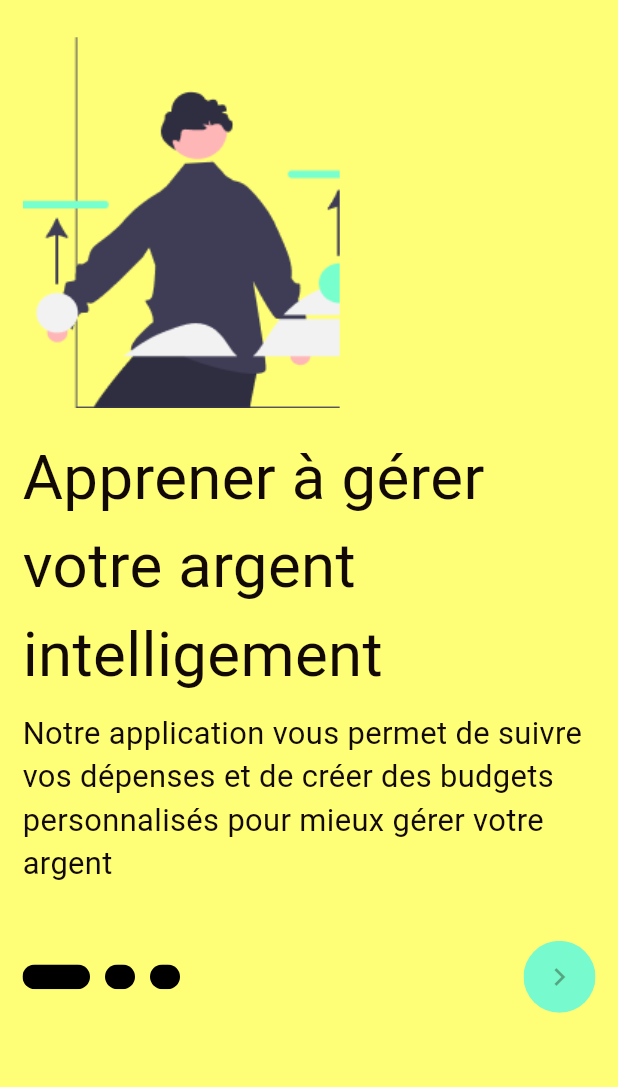
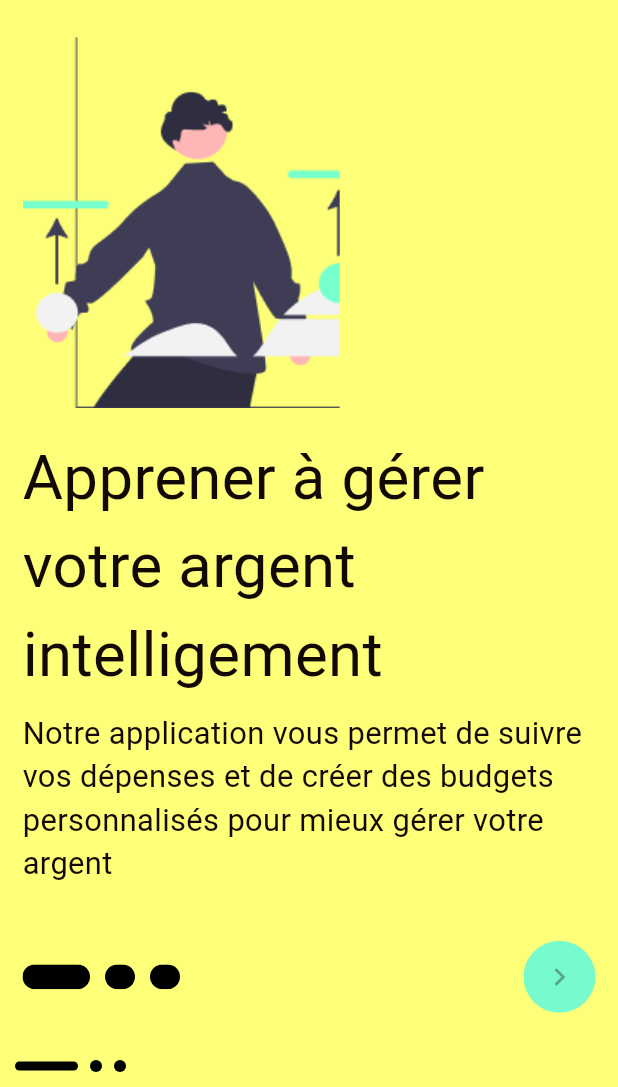
Before and after one commit to team-celibat/poketra, a Flutter app: the screen it shows after launch, on a phone screen of 412 x 824 dp, the part 149-1236 px from its top. Run offline on Flutter 3.47's test engine with Material 3 defaults, Android fonts, the phone set to English and light mode, and no system bars; our stand-ins replace bloc, connectivity_plus, equatable, get_it, go_router, shared_preferences and 1 more; accounts and stored records are empty.

Commit message:
[ADD] onBoarding screen and slider

```diff
--- a/lib/core/route/app_router.dart
+++ b/lib/core/route/app_router.dart
@@ -2,7 +2,7 @@ import 'package:flutter/material.dart';
 import 'package:go_router/go_router.dart';
 import 'package:poketra/core/constants/index.dart';
 import 'package:poketra/global/widgets/scaffold_with_nested_navigation.dart';
-import 'package:poketra/on_boarding/presentation/index.dart';
+import 'package:poketra/on_boarding/presentation/views/on_boarding_container.dart';
 class AppRouter {
   //Singleton instance
   static final AppRouter _instance = AppRouter._internal();
@@ -30,7 +30,8 @@ class AppRouter {
             pageBuilder: (BuildContext context, GoRouterState state) {
               return MaterialPage(
                   key: state.pageKey,
-                  child:  const FirstOnBoarding());
+                  child:  const OnBoardingContainer()
+              );
             }),
         GoRoute(
             path: RoutePath.auth,
--- a/lib/on_boarding/presentation/views/on_boarding_first.dart
+++ b/lib/on_boarding/presentation/views/on_boarding.dart
@@ -3,28 +3,40 @@ import 'package:poketra/on_boarding/presentation/widgets/on_boarding_bottom_navi
 import 'package:poketra/on_boarding/presentation/widgets/on_boarding_content.dart';
 import 'package:poketra/on_boarding/presentation/widgets/on_boarding_top_navigation.dart';
 
-class FirstOnBoarding extends StatelessWidget {
-  const FirstOnBoarding({super.key});
+class OnBoarding extends StatelessWidget {
+
+  const OnBoarding(
+      {
+        super.key, required this.color,   required this.skip, required this.onTab, required this.index, required this.image, required this.title, required this.description,
+      }
+      );
+
+  final Color color;
+  final String image;
+  final String title;
+  final String description;
+  final int index;
+  final bool skip;
+  final VoidCallback onTab;
 
   @override
   Widget build(BuildContext context) {
-    double widthScreen = MediaQuery.of(context).size.width;
     double heightScreen = MediaQuery.of(context).size.height;
     return Scaffold(
       body: Container(
-          decoration: const BoxDecoration(
-            color: Color.fromRGBO(255, 255, 119, 1),
+          decoration: BoxDecoration(
+            color: color,
           ),
           child: Container(
               margin: EdgeInsets.only(left: 15,top: heightScreen * 0.06,right: 15,bottom: heightScreen * 0.06),
                 child: Column(
                   crossAxisAlignment: CrossAxisAlignment.center,
                   children: [
-                    const OnBoardingTopNavigation(),
+                    OnBoardingTopNavigation(skip: skip,),
                     SizedBox(height: heightScreen * 0.03,),
-                    const Expanded(child: OnBoardingContent()),
+                    Expanded(child: OnBoardingContent(image: image, title: title, description: description, index: index,)),
                     SizedBox(height: heightScreen * 0.03,),
-                    const OnBoardingBottomNavigation()
+                    OnBoardingBottomNavigation(onTap: onTab, index: index,)
                   ],
                 ),
           )
--- /dev/null
+++ b/lib/on_boarding/presentation/views/on_boarding_container.dart
@@ -0,0 +1,214 @@
+import 'dart:ui';
+
+import 'package:flutter/material.dart';
+import 'package:poketra/core/constants/theme.dart';
+
+import 'on_boarding.dart';
+
+class OnBoardingContainer extends StatefulWidget {
+  const OnBoardingContainer({super.key});
+
+  @override
+  State<OnBoardingContainer> createState() => _OnBoardingContainerState();
+}
+
+class _OnBoardingContainerState extends State<OnBoardingContainer> {
+  final List<Map<String, dynamic>> _pages = [
+    {
+      'color': secondaryColor,
+      'title':'Apprener à gérer votre argent intelligement',
+      'image':'assets/onboardingfirst.png',
+      'description':'Notre application vous permet de suivre vos dépenses et de créer des budgets personnalisés pour mieux gérer votre argent',
+      'skip': true
+    },
+    {
+      'color': accentColor,
+      'title':'Initiez-vous à l’éducation financière',
+      'image':'assets/onboardingsecond.png',
+      'description':'Découvrez des astuces pratiques et  des conseils pour encourager l\'épargne, d\'atteindre vos objectifs financiers avec succès.',
+      'skip': true
+    },
+    {
+      'color': primaryColor,
+      'title':'Obtenir des rapports de  vos dépenses facilement',
+      'image':'assets/onboardinglast.png',
+      'description':'Poketra vous permet de suivre vos dépenses en détail et de générer des rapports hebdomadaires ou mensuels pour une meilleure compréhension de vos finances',
+      'skip': false
+    },
+  ];
+
+  final PageController  _pageController = PageController();
+  int _activePage = 0;
+
+  void onNextPage(){
+    if(_activePage  < _pages.length - 1) {
+      _pageController.nextPage(
+        duration: const Duration(milliseconds: 500),
+        curve: Curves.fastEaseInToSlowEaseOut,);
+    }
+  }
+
+  @override
+  Widget build(BuildContext context) {
+    return Scaffold(
+      body: Stack(
+        children: [
+          PageView.builder(
+            controller: _pageController,
+            itemCount: _pages.length,
+            scrollBehavior: AppScrollBehavior(),
+            onPageChanged: (int page) {
+              setState(() {
+                _activePage = page;
+              });
+            },
+            itemBuilder: (context,index){
+              return OnBoarding(
+                color: _pages[index]['color'],
+                index: index,
+                onTab: onNextPage,
+                skip: _pages[index]['skip'],
+                image: _pages[index]['image'],
+                title: _pages[index]['title'],
+                description: _pages[index]['description'],
+              );
+            }),
+          Positioned(
+            bottom: 10,
+            left: 10,
+            child: Column(
+              children: [
+                Row(
+                    mainAxisAlignment: MainAxisAlignment.center,
+                    children: _buildIndicator()
+                )
+              ],
+            ),
+          )
+      ]),
+    );
+  }
+  List<Widget> _buildIndicator() {
+    final indicators =  <Widget>[];
+
+    for(var i = 0; i < _pages.length; i++) {
+
+      if(_activePage == i) {
+        indicators.add(_indicatorsTrue());
+      }else{
+        indicators.add(_indicatorsFalse());
+      }
+    }
+    return  indicators;
+  }
+
+  Widget _indicatorsTrue() {
+    final String color;
+    if(_activePage == 0){
+      color = '#ffe24e';
+    } else  if(_activePage ==  1) {
+      color = '#a3e4f1';
+    } else {
+      color = '#31b77a';
+    }
+
+    return AnimatedContainer(
+      duration: const Duration(microseconds: 300),
+      height: 6,
+      width: 42,
+      margin: const EdgeInsets.only(right: 8),
+      decoration: BoxDecoration(
+        borderRadius: BorderRadius.circular(50),
+        color: Colors.black,
+      ),
+    );
+  }
+
+  Widget _indicatorsFalse() {
+    return AnimatedContainer(
+      duration: const Duration(microseconds: 300),
+      height: 8,
+      width: 8,
+      margin: const EdgeInsets.only(right: 8),
+      decoration: BoxDecoration(
+        borderRadius: BorderRadius.circular(50),
+        color: Colors.black,
+      ),
+    );
+  }
+}
+class AppScrollBehavior extends MaterialScrollBehavior {
+  @override
+  Set<PointerDeviceKind> get dragDevices => {
+    PointerDeviceKind.touch,
+    PointerDeviceKind.mouse,
+  };
+}
+
+
+
+
+
+
+
+
+// import "package:flutter/material.dart";
+// import "package:poketra/on_boarding/presentation/index.dart";
+//
+// class OnBoardingContainer extends StatefulWidget {
+//   const OnBoardingContainer({super.key});
+//
+//   @override
+//   State<OnBoardingContainer> createState() => _OnBoardingContainerState();
+// }
+//
+// class _OnBoardingContainerState extends State<OnBoardingContainer> {
+//   @override
+//   Widget build(BuildContext context) {
+//     List<Widget> items = [Container(color: Colors.red,),FirstOnBoarding(),];
+//     void _reverse() {
+//       setState(() {
+//         items = items.reversed.toList();
+//       });
+//     }
+//     return Scaffold(
+//       body: PageView.custom(
+//         childrenDelegate: SliverChildBuilderDelegate(
+//             (context,index){
+//               return Center(
+//                 child: items[index],
+//               );
+//             },
+//           childCount: items.length,
+//           // findChildIndexCallback: (Key key) {
+//           //   final Key valueKey = key;
+//           //   final String data = valueKey.value;
+//           //   return items.indexOf(data as Widget);
+//           // },
+//         ),
+//
+//       ),
+//     );
+//   }
+// }
+//
+// // class KeepAlive extends StatefulWidget {
+// //   const KeepAlive({Key key, this.data}) : super(key: key);
+// //
+// //   final String data;
+// //
+// //   @override
+// //   _KeepAliveState createState() => _KeepAliveState();
+// // }
+// //
+// // class _KeepAliveState extends State<KeepAlive>
+// //     with AutomaticKeepAliveClientMixin {
+// //   @override
+// //   bool get wantKeepAlive => true;
+// //
+// //   @override
+// //   Widget build(BuildContext context) {
+// //     super.build(context);
+// //     return Center(child: Text('Page ${widget.data}'));
+// //   }
+// // }
--- a/lib/on_boarding/presentation/widgets/on_boarding_bottom_navigation.dart
+++ b/lib/on_boarding/presentation/widgets/on_boarding_bottom_navigation.dart
@@ -1,11 +1,12 @@
 import 'package:flutter/material.dart';
 
 class OnBoardingBottomNavigation extends StatelessWidget {
-  const OnBoardingBottomNavigation({super.key});
+  const OnBoardingBottomNavigation({super.key, required this.onTap, required this.index});
 
+  final VoidCallback onTap;
+  final int index;
   @override
   Widget build(BuildContext context) {
-    double widthScreen = MediaQuery.of(context).size.width;
     double heightScreen = MediaQuery.of(context).size.height;
     return  Row(
       mainAxisAlignment: MainAxisAlignment.spaceBetween,
@@ -53,7 +54,9 @@ class OnBoardingBottomNavigation extends StatelessWidget {
           borderRadius: const BorderRadius.all(Radius.circular(59)),
           child: Container(
               color: const Color.fromRGBO(119, 250, 206, 1),
-              child:const IconButton(onPressed: null,color:Color.fromRGBO(119, 259, 206, 1), icon: Icon(Icons.chevron_right)),
+              child:GestureDetector(
+                  onTap: onTap,
+                  child: const IconButton(onPressed: null,color:Color.fromRGBO(119, 259, 206, 1), icon: Icon(Icons.chevron_right))),
           ),
         )
       ],
--- a/lib/on_boarding/presentation/widgets/on_boarding_content.dart
+++ b/lib/on_boarding/presentation/widgets/on_boarding_content.dart
@@ -1,18 +1,56 @@
 import 'package:flutter/material.dart';
 
 class OnBoardingContent extends StatelessWidget {
-  const OnBoardingContent({super.key});
+  const OnBoardingContent({super.key, required this.image, required this.title, required this.description, required this.index});
+
+  final String image;
+  final String title;
+  final String description;
+  final int index;
 
   @override
   Widget build(BuildContext context) {
-      double widthScreen = MediaQuery.of(context).size.width;
       double heightScreen = MediaQuery.of(context).size.height;
-    return Column(
+    return index % 2 != 0 ? Column(
+        crossAxisAlignment: CrossAxisAlignment.start,
+        children: [
+          Column(
+            crossAxisAlignment: CrossAxisAlignment.start,
+            children: [
+              Container(
+                child: Text(
+                  title,
+                  style:
+                  TextStyle(fontSize: heightScreen * 0.05 , color: Color.fromRGBO(18, 8, 4, 1)),
+                ),
+              ),
+              SizedBox(
+                  height: heightScreen * 0.01
+              ),
+              Text(
+                  description,
+                  style:
+                  TextStyle(fontSize: heightScreen * 0.025, color: Color.fromRGBO(18, 8, 4, 1)))
+              ,SizedBox(
+                height: heightScreen * 0.02,
+              ),
+              ClipRRect(
+                child: Image.asset(
+                  image,
+                  fit: BoxFit.cover,
+                  height: heightScreen * 0.3,
+                  scale: 1,
+                ),
+              ),
+            ],
+          )
+        ],
+      ) :  Column(
             crossAxisAlignment: CrossAxisAlignment.start,
     children: [
     ClipRRect(
       child: Image.asset(
-            'assets/onboardingfirst.png',
+          image,
       fit: BoxFit.cover,
       height: heightScreen * 0.3,
       scale: 1,
@@ -26,20 +64,14 @@ class OnBoardingContent extends StatelessWidget {
       children: [
         Container(
           child: Text(
-                "Apprener à gérer votre argent intelligement",
-                style:
-                    TextStyle(fontSize: heightScreen * 0.05 , color: Color.fromRGBO(18, 8, 4, 1)),
-              ),
-            ),
+                title,
+                style: TextStyle(fontSize: heightScreen * 0.05 , color: Color.fromRGBO(18, 8, 4, 1)),),),
         SizedBox(
           height: heightScreen * 0.01
         ),
         Text(
-                "Notre application vous permet de suivre "
-                "vos dépenses et de créer des budgets personnalisés "
-                "pour mieux gérer votre argent",
-                style:
-                    TextStyle(fontSize: heightScreen * 0.025, color: Color.fromRGBO(18, 8, 4, 1)))
+          description,
+          style: TextStyle(fontSize: heightScreen * 0.025, color: Color.fromRGBO(18, 8, 4, 1)))
           ],
         )
       ],
--- a/lib/on_boarding/presentation/widgets/on_boarding_top_navigation.dart
+++ b/lib/on_boarding/presentation/widgets/on_boarding_top_navigation.dart
@@ -1,7 +1,8 @@
 import 'package:flutter/material.dart';
 
 class OnBoardingTopNavigation extends StatelessWidget {
-  const OnBoardingTopNavigation({super.key});
+  const OnBoardingTopNavigation({super.key, required this.skip});
+  final bool skip;
 
   @override
   Widget build(BuildContext context) {
--- a/pubspec.yaml
+++ b/pubspec.yaml
@@ -73,6 +73,8 @@ flutter:
   # To add assets to your application, add an assets section, like this:
   assets:
      - assets/onboardingfirst.png
+     - assets/onboardingsecond.png
+     - assets/onboardinglast.png
   #   - images/a_dot_ham.jpeg
 
   # An image asset can refer to one or more resolution-specific "variants", see
```
Also changed, not shown: assets/onboardinglast.png (added), assets/onboardingsecond.png (added). Lines whose indentation alone changed are shown as unchanged.
